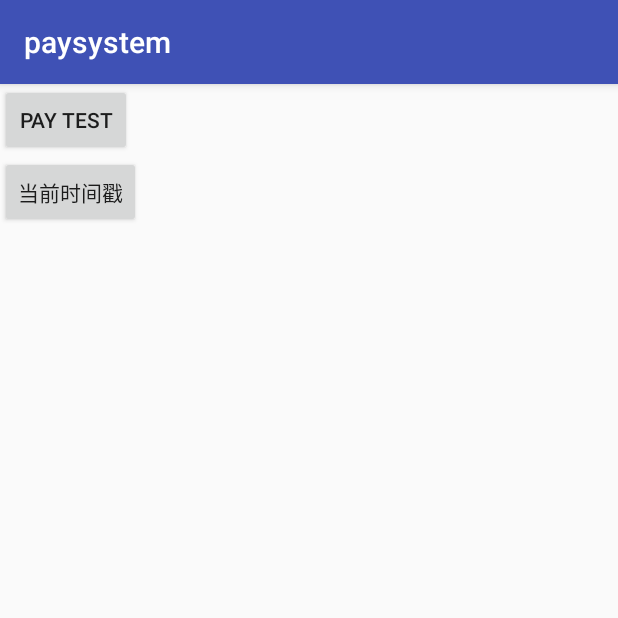
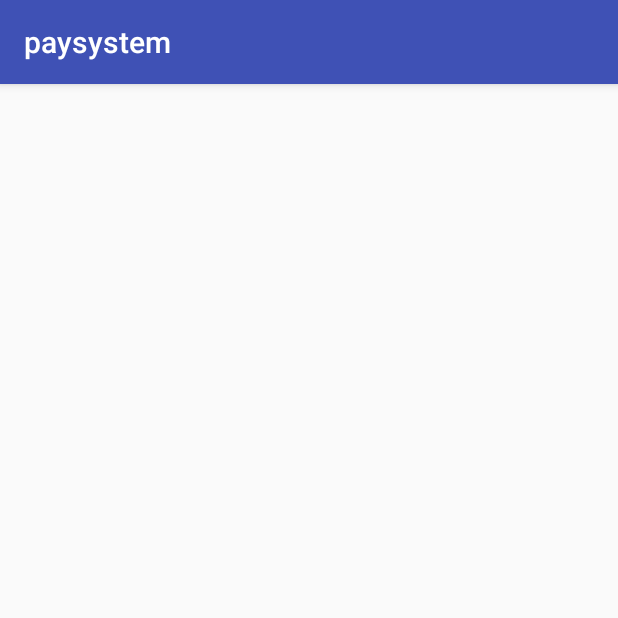
Before and after one commit to banklink/paysystem, an Android app: the screen it shows after launch (MainActivity), on a phone screen of 412 x 824 dp, the top half of it. Run offline under Robolectric (Android 15) with nearby library versions, the phone set to English and light mode, and no system bars.

```diff
--- a/app/src/main/AndroidManifest.xml
+++ b/app/src/main/AndroidManifest.xml
@@ -2,9 +2,7 @@
 <manifest xmlns:android="http://schemas.android.com/apk/res/android"
     package="com.banklink.paysystem">
 
-    <uses-permission android:name="android.permission.INTERNET" />
     <application
-        android:name=".PayApplication"
         android:allowBackup="true"
         android:icon="@mipmap/ic_launcher"
         android:label="@string/app_name"
--- a/app/src/main/java/com/banklink/paysystem/PayApplication.java
+++ /dev/null
@@ -1,23 +0,0 @@
-package com.banklink.paysystem;
-
-import android.app.Application;
-
-import com.banklink.lib.BLPay;
-
-/**
- * Created by FynnJason.
- * Des：
- */
-
-public class PayApplication extends Application {
-
-    private static String appKey = "7d546ddd9223cfasf5df0e124266b092";
-    private static String appId = "68ccdfadf66affab10ecdfc90abf8c62";
-    private static String encryptKey = "6fa5616gg3ac92228a9dd9a0be5cac9f";
-
-    @Override
-    public void onCreate() {
-        super.onCreate();
-        BLPay.getInstance().init(this,appId,appKey,encryptKey);
-    }
-}
--- a/app/src/main/res/layout/activity_main.xml
+++ b/app/src/main/res/layout/activity_main.xml
@@ -1,20 +1,9 @@
 <?xml version="1.0" encoding="utf-8"?>
 <LinearLayout xmlns:android="http://schemas.android.com/apk/res/android"
-    xmlns:app="http://schemas.android.com/apk/res-auto"
     xmlns:tools="http://schemas.android.com/tools"
     android:layout_width="match_parent"
     android:layout_height="match_parent"
     android:orientation="vertical"
     tools:context="com.banklink.paysystem.MainActivity">
 
-    <Button
-        android:id="@+id/btn_pay"
-        android:layout_width="wrap_content"
-        android:layout_height="wrap_content"
-        android:text="Pay Test" />
-    <Button
-        android:id="@+id/btn_time"
-        android:layout_width="wrap_content"
-        android:layout_height="wrap_content"
-        android:text="当前时间戳"/>
 </LinearLayout>
```
Also changed, not shown: app/src/main/java/com/banklink/paysystem/MainActivity.java (+0 -40 lines).
